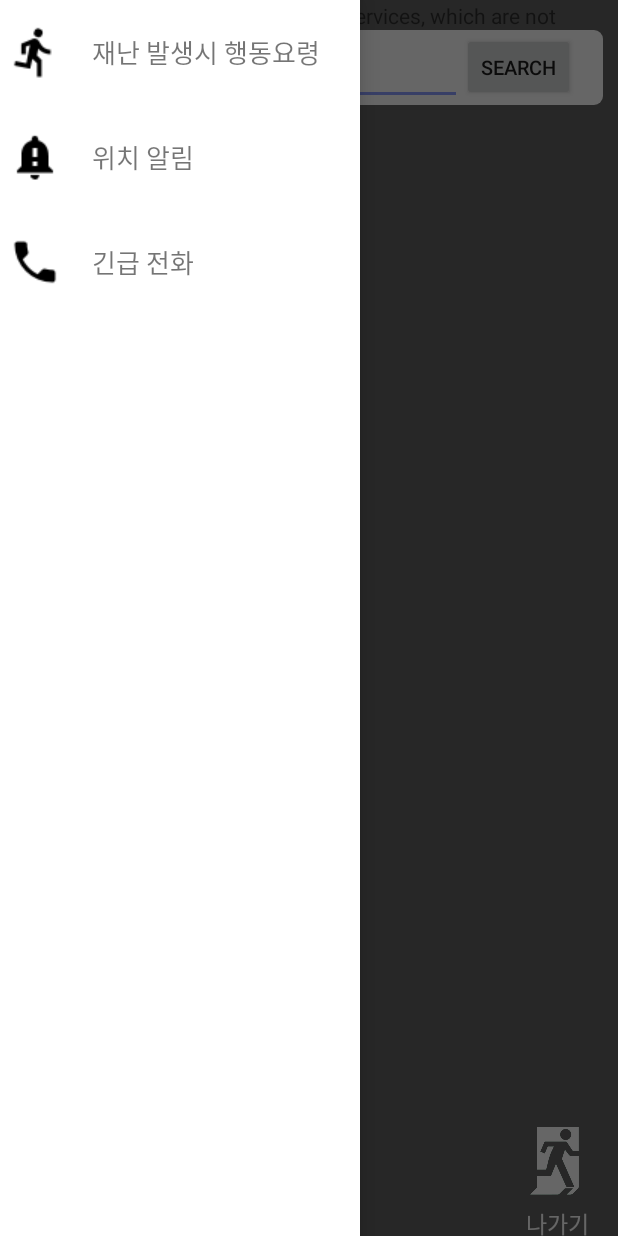
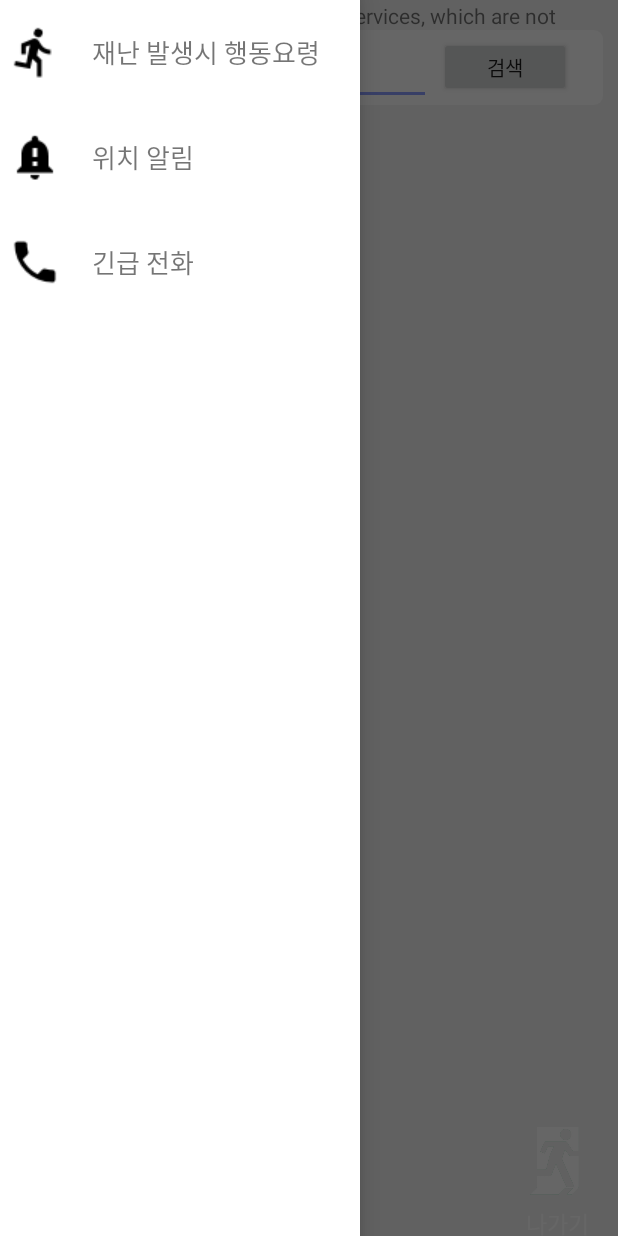
Before and after one commit to nykwon11/capstone, an Android app: the screen it shows after launch (MainActivity), with the side drawer open, on a phone screen of 412 x 824 dp. Run offline under Robolectric (Android 15) with nearby library versions, the phone set to English and light mode, and no system bars.

Commit message:
11월 9일 09:33 수정본

```diff
--- a/FFFinal-main/app/src/main/AndroidManifest.xml
+++ b/FFFinal-main/app/src/main/AndroidManifest.xml
@@ -7,6 +7,7 @@
          location permissions for the "MyLocation" functionality.
     -->
     <uses-permission android:name="android.permission.ACCESS_FINE_LOCATION" />
+    <uses-permission android:name="android.permission.ACCESS_COARSE_LOCATION"/>
 
     <application
         android:allowBackup="true"
@@ -15,6 +16,7 @@
         android:roundIcon="@drawable/icon"
         android:supportsRtl="true"
         android:theme="@style/AppTheme">
+
         <activity android:name=".MyAdapter" />
         <activity android:name=".KnowHowActivity2" />
         <activity android:name=".KnowHowActivity" />
@@ -46,7 +48,6 @@
         <!-- 팝업 Activity -->
         <activity android:name=".PopupActivity" android:theme="@android:style/Theme.Dialog" />
 
-
         <!--출처: https://ghj1001020.tistory.com/9 [혁준 블로그]-->
     </application>
 
--- a/FFFinal-main/app/src/main/java/com/example/myapplication/FirstScreenActivity.java
+++ b/FFFinal-main/app/src/main/java/com/example/myapplication/FirstScreenActivity.java
@@ -10,7 +10,7 @@ public class FirstScreenActivity extends Activity {
         super .onCreate(savedInstanceState);
 
         try{
-            Thread.sleep(1500);
+            Thread.sleep(1000);
         }catch (InterruptedException e) {
             e.printStackTrace();
         }
--- a/FFFinal-main/app/src/main/java/com/example/myapplication/MainActivity.java
+++ b/FFFinal-main/app/src/main/java/com/example/myapplication/MainActivity.java
@@ -4,16 +4,24 @@ import androidx.annotation.NonNull;
 import androidx.appcompat.app.AlertDialog;
 import androidx.appcompat.app.AppCompatActivity;
 import androidx.drawerlayout.widget.DrawerLayout;
+import androidx.fragment.app.FragmentActivity;
 
 import android.annotation.SuppressLint;
 import android.app.FragmentManager;
 import android.content.DialogInterface;
 import android.content.Intent;
+import android.graphics.Bitmap;
+import android.graphics.Color;
+import android.graphics.drawable.BitmapDrawable;
 import android.net.Uri;
+import android.os.AsyncTask;
 import android.os.Bundle;
+import android.util.Log;
+import android.view.LayoutInflater;
 import android.view.MotionEvent;
 import android.view.View;
 import android.widget.LinearLayout;
+import android.widget.TextView;
 import android.widget.Toast;
 import android.location.Address;
 import android.location.Geocoder;
@@ -26,13 +34,15 @@ import com.google.android.gms.maps.GoogleMap;
 import com.google.android.gms.maps.MapFragment;
 import com.google.android.gms.maps.OnMapReadyCallback;
 import com.google.android.gms.maps.SupportMapFragment;
+import com.google.android.gms.maps.model.BitmapDescriptorFactory;
 import com.google.android.gms.maps.model.LatLng;
 import com.google.android.gms.maps.model.Marker;
 import com.google.android.gms.maps.model.MarkerOptions;
 
 import java.io.IOException;
+import java.net.URL;
+import java.util.ArrayList;
 import java.util.List;
-
 
 
 
@@ -43,7 +53,6 @@ public class MainActivity extends AppCompatActivity implements OnMapReadyCallbac
     LinearLayout menu_1;
     LinearLayout menu_2;
     LinearLayout menu_3;
-
 
     private FragmentManager fragmentManager;
     private MapFragment mapFragment;
@@ -59,8 +68,8 @@ public class MainActivity extends AppCompatActivity implements OnMapReadyCallbac
     private EditText editText;
     private GoogleMap mMap;
 
+    @SuppressLint("WrongViewCast")
 
-    @SuppressLint("WrongViewCast")
     @Override
     protected void onCreate(Bundle savedInstanceState) {
         super.onCreate(savedInstanceState);
@@ -69,20 +78,18 @@ public class MainActivity extends AppCompatActivity implements OnMapReadyCallbac
         editText = (EditText) findViewById(R.id.editText);
         button=(Button)findViewById(R.id.button);
 
-        fragmentManager = getFragmentManager();
-        mapFragment = (MapFragment)fragmentManager.findFragmentById(R.id.googleMap);
+        SupportMapFragment mapFragment = (SupportMapFragment) getSupportFragmentManager().findFragmentById(R.id.mMap);
         mapFragment.getMapAsync(this);
 
         drawerLayout = (DrawerLayout)findViewById(R.id.drawer_layout);
         drawerView = (View)findViewById(R.id.drawer);
-
 
         //메뉴 소환 버튼
         layout_1 = findViewById(R.id.layout_1);
         layout_1.setOnClickListener(new View.OnClickListener() {
             @Override
             public void onClick(View v) {
-               drawerLayout.openDrawer(drawerView);
+                drawerLayout.openDrawer(drawerView);
             }
         });
 
@@ -125,9 +132,9 @@ public class MainActivity extends AppCompatActivity implements OnMapReadyCallbac
         });
 
         layout_bottom = findViewById(R.id.layout_bottom);
-        layout_bottom.setOnClickListener(new View.OnClickListener(){
+        layout_bottom.setOnClickListener(new View.OnClickListener() {
             @Override
-            public void onClick(View v){
+            public void onClick(View v) {
                 AlertDialog.Builder builder = new AlertDialog.Builder(MainActivity.this);
                 builder.setMessage("정말로 종료하시겠습니까?");
                 builder.setTitle("종료 알림창")
@@ -186,9 +193,11 @@ public class MainActivity extends AppCompatActivity implements OnMapReadyCallbac
             toast.cancel();
         }
     }
+        @Override
+        public void onMapReady(final GoogleMap googleMap) {
 
-    @Override
-    public void onMapReady(GoogleMap googleMap) {
+        mMap = googleMap;
+        geocoder = new Geocoder(this);
 
         LatLng location = new LatLng(37.545133, 126.964629);
         MarkerOptions markerOptions = new MarkerOptions();
@@ -201,6 +210,7 @@ public class MainActivity extends AppCompatActivity implements OnMapReadyCallbac
         opt1_1.position(new LatLng(37.546432, 126.964717));
         opt1_1.title("순헌관");
         googleMap.addMarker(opt1_1);
+
 
         MarkerOptions opt1_2 = new MarkerOptions();
         opt1_2.position(new LatLng(37.546635, 126.965023));
@@ -288,56 +298,28 @@ public class MainActivity extends AppCompatActivity implements OnMapReadyCallbac
         googleMap.addMarker(opt2_9);
 
         googleMap.setOnMarkerClickListener(this) ;
-
         googleMap.animateCamera(CameraUpdateFactory.newLatLngZoom(location, 17));
 
-    }
 
-
-    @Override
-    public void onMapReady(final GoogleMap googleMap) {
-        mMap = googleMap;
-        geocoder = new Geocoder(this);
-
-        // 맵 터치 이벤트 구현 //
-        mMap.setOnMapClickListener(new GoogleMap.OnMapClickListener(){
+            // 버튼 이벤트
+        button.setOnClickListener(new Button.OnClickListener() {
             @Override
-            public void onMapClick(LatLng point) {
-                MarkerOptions mOptions = new MarkerOptions();
-                // 마커 타이틀
-                mOptions.title("마커 좌표");
-                Double latitude = point.latitude; // 위도
-                Double longitude = point.longitude; // 경도
-                // 마커의 스니펫(간단한 텍스트) 설정
-                mOptions.snippet(latitude.toString() + ", " + longitude.toString());
-                // LatLng: 위도 경도 쌍을 나타냄
-                mOptions.position(new LatLng(latitude, longitude));
-                // 마커(핀) 추가
-                googleMap.addMarker(mOptions);
-            }
-        });
-        ////////////////////
-
-        // 버튼 이벤트
-        button.setOnClickListener(new Button.OnClickListener(){
-            @Override
-            public void onClick(View v){
-                String str=editText.getText().toString();
+            public void onClick(View v) {
+                String str = editText.getText().toString();
                 List<Address> addressList = null;
                 try {
                     // editText에 입력한 텍스트(주소, 지역, 장소 등)을 지오 코딩을 이용해 변환
                     addressList = geocoder.getFromLocationName(
                             str, // 주소
                             10); // 최대 검색 결과 개수
-                }
-                catch (IOException e) {
+                } catch (IOException e) {
                     e.printStackTrace();
                 }
 
                 System.out.println(addressList.get(0).toString());
                 // 콤마를 기준으로 split
-                String []splitStr = addressList.get(0).toString().split(",");
-                String address = splitStr[0].substring(splitStr[0].indexOf("\"") + 1,splitStr[0].length() - 2); // 주소
+                String[] splitStr = addressList.get(0).toString().split(",");
+                String address = splitStr[0].substring(splitStr[0].indexOf("\"") + 1, splitStr[0].length() - 2); // 주소
                 System.out.println(address);
 
                 String latitude = splitStr[10].substring(splitStr[10].indexOf("=") + 1); // 위도
@@ -358,19 +340,12 @@ public class MainActivity extends AppCompatActivity implements OnMapReadyCallbac
                 mMap.moveCamera(CameraUpdateFactory.newLatLngZoom(point,15));
             }
         });
-        ////////////////////
-        LatLng location = new LatLng(37.545133, 126.964629);
-        mMap.addMarker(new MarkerOptions().position(location).title("Marker in"));
-        mMap.moveCamera(CameraUpdateFactory.newLatLng(location));
-
     }
-
 
     @Override
     public boolean onMarkerClick(Marker marker) {
 
-        if(marker.getTitle().equals("프라임관"))
-        {
+        if (marker.getTitle().equals("프라임관")) {
             Intent intent = new Intent(MainActivity.this, PopupActivity.class);
             startActivity(intent);
         }
--- a/FFFinal-main/app/src/main/res/layout/activity_main.xml
+++ b/FFFinal-main/app/src/main/res/layout/activity_main.xml
@@ -10,19 +10,21 @@
     android:background="#f4f4f4"
     tools:context=".MainActivity">
 
-    <fragment
-        android:id="@+id/googleMap"
-        android:layout_width="match_parent"
-        android:layout_height="500dp"
-        class="com.google.android.gms.maps.MapFragment" />
-
     <RelativeLayout
         android:layout_width="match_parent"
         android:layout_height="match_parent"
         android:orientation="horizontal">
 
+        <fragment xmlns:android="http://schemas.android.com/apk/res/android"
+            xmlns:map="http://schemas.android.com/apk/res-auto"
+            xmlns:tools="http://schemas.android.com/tools"
+            tools:context="com.example.abcd.googlemap.MapsActivity"
+            android:id="@+id/mMap"
+            android:layout_width="match_parent"
+            android:layout_height="match_parent"
+            android:name="com.google.android.gms.maps.SupportMapFragment" />
+
         //상단 구해조 부분
-
         <LinearLayout
             android:layout_width="match_parent"
             android:layout_height="50dp"
@@ -38,6 +40,7 @@
                 android:id="@+id/layout_1"
                 android:layout_width="50dp"
                 android:layout_height="wrap_content"
+                android:layout_marginRight="10dp"
                 android:clickable="true">
 
                 //메뉴 이미지
@@ -51,17 +54,18 @@
 
             <EditText
                 android:id="@+id/editText"
-                android:layout_width="240dp"
+                android:layout_width="wrap_content"
                 android:layout_height="50dp"
-                android:hint="Enter the Address." />
+                android:hint="Enter the Address.          "
+                android:layout_marginRight="5dp"/>
 
             <Button
                 android:id="@+id/button"
-                android:layout_width="75dp"
-                android:layout_height="45dp"
-                android:layout_marginRight="10dp"
+                android:layout_width="wrap_content"
+                android:layout_height="40dp"
+                android:layout_marginRight="5dp"
                 android:autoText="false"
-                android:text="Search"
+                android:text="검색"
                 android:textSize="13sp"
                 android:visibility="visible" />
 
--- a/FFFinal-main/app/src/main/res/layout/popup_activity.xml
+++ b/FFFinal-main/app/src/main/res/layout/popup_activity.xml
@@ -11,7 +11,7 @@
         android:layout_width="match_parent"
         android:layout_height="wrap_content">
         <TextView
-            android:text="Notice"
+            android:text="프라임관"
             android:textSize="20sp"
             android:textColor="#fff"
             android:gravity="center"
@@ -27,6 +27,7 @@
         android:orientation="vertical"
         android:layout_width="match_parent"
         android:layout_height="wrap_content">
+
         <TextView
             android:id="@+id/txtText"
             android:textSize="15sp"
@@ -36,6 +37,8 @@
             android:layout_marginBottom="3dp"
             android:layout_width="match_parent"
             android:layout_height="wrap_content" />
+
+
     </LinearLayout>
     <!-- Notice -->
 
```
Also changed, not shown: FFFinal-main/app/src/main/res/drawable-v24/firstscreen.png (deleted), FFFinal-main/app/src/main/res/drawable-v24/icon.png (deleted), FFFinal-main/app/src/main/res/drawable/firstupscreen.png (deleted), FFFinal-main/app/src/main/res/drawable/mainscreen.png (deleted).
